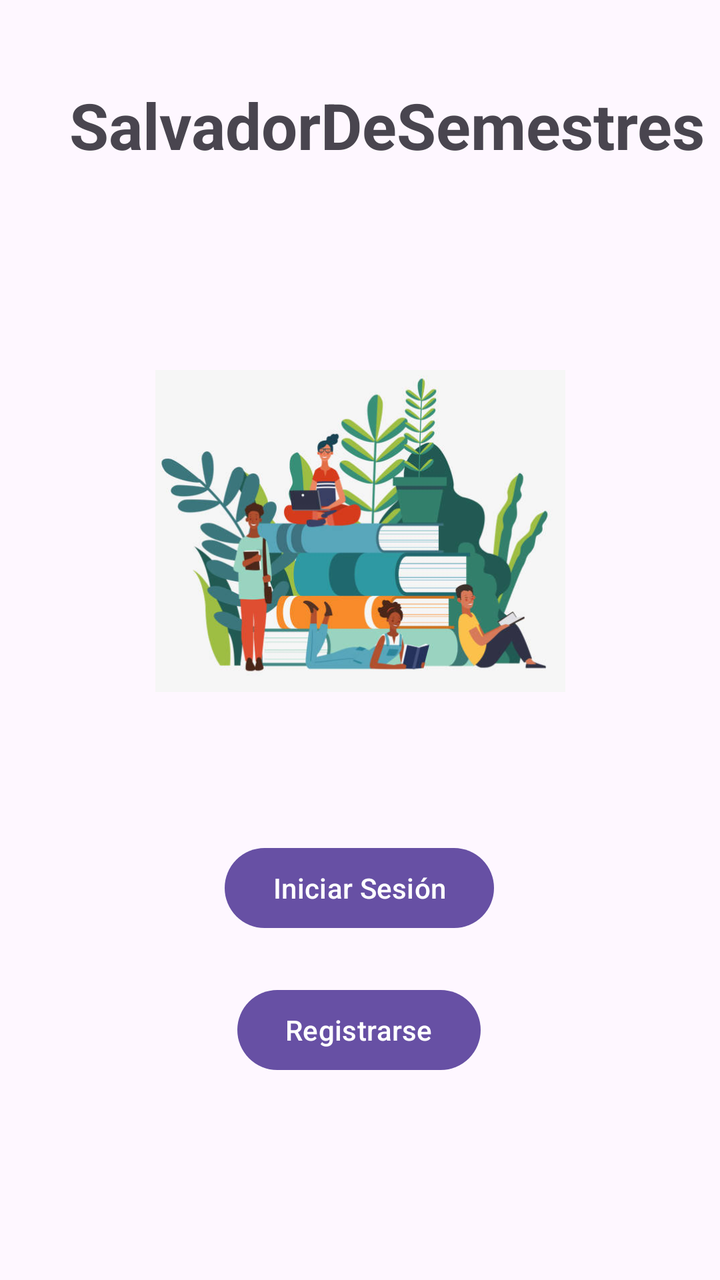
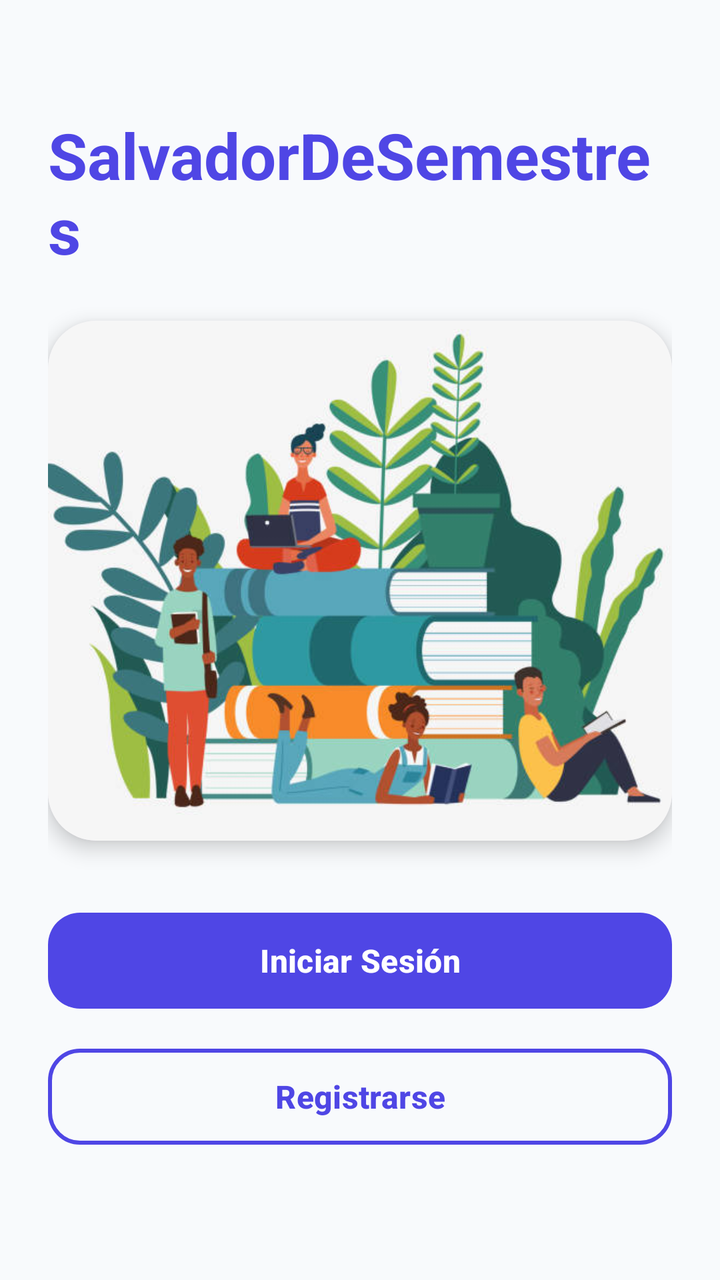

Compare the two renders of this Android layout. The source of the first and the diff that turns it into the second are given below.
<!-- AndroidManifest.xml: application theme Theme.SalvadorDeSemestres -->
<!-- res/layout/activity_main.xml -->
<?xml version="1.0" encoding="utf-8"?>
<androidx.constraintlayout.widget.ConstraintLayout xmlns:android="http://schemas.android.com/apk/res/android"
    xmlns:app="http://schemas.android.com/apk/res-auto"
    xmlns:tools="http://schemas.android.com/tools"
    android:id="@+id/main"
    android:layout_width="match_parent"
    android:layout_height="match_parent"
    tools:context=".vistas.vistas.MainActivity">

    <TextView
        android:id="@+id/tvTitulo"
        android:layout_width="wrap_content"
        android:layout_height="wrap_content"
        android:layout_marginStart="60dp"
        android:layout_marginTop="41dp"
        android:layout_marginEnd="33dp"
        android:text="SalvadorDeSemestres"
        android:textSize="32sp"
        android:textStyle="bold"
        app:layout_constraintEnd_toEndOf="parent"
        app:layout_constraintStart_toStartOf="parent"
        app:layout_constraintTop_toTopOf="parent" />

    <Button
        android:id="@+id/btnIniciarSesion"
        android:layout_width="wrap_content"
        android:layout_height="wrap_content"
        android:layout_marginStart="138dp"
        android:layout_marginTop="21dp"
        android:layout_marginEnd="139dp"
        android:text="Iniciar Sesión"
        app:layout_constraintEnd_toEndOf="parent"
        app:layout_constraintStart_toStartOf="parent"
        app:layout_constraintTop_toBottomOf="@+id/imageView" />

    <Button
        android:id="@+id/btnRegistrarse"
        android:layout_width="wrap_content"
        android:layout_height="wrap_content"
        android:layout_marginStart="138dp"
        android:layout_marginTop="23dp"
        android:layout_marginEnd="139dp"
        android:text="Registrarse"
        app:layout_constraintEnd_toEndOf="parent"
        app:layout_constraintStart_toStartOf="parent"
        app:layout_constraintTop_toBottomOf="@+id/btnIniciarSesion" />

    <ImageView
        android:id="@+id/imageView"
        android:layout_width="205dp"
        android:layout_height="267dp"
        android:layout_marginStart="103dp"
        android:layout_marginTop="48dp"
        android:layout_marginEnd="103dp"
        app:layout_constraintEnd_toEndOf="parent"
        app:layout_constraintStart_toStartOf="parent"
        app:layout_constraintTop_toBottomOf="@+id/tvTitulo"
        app:srcCompat="@drawable/imagen_de_inicio" />

</androidx.constraintlayout.widget.ConstraintLayout>
<!-- resources referenced by this layout -->
<resources>
  <!-- drawable imagen_de_inicio: jpg bitmap (drawable, 43776 bytes) -->
  <style name="Theme.SalvadorDeSemestres" parent="Base.Theme.SalvadorDeSemestres" />
  <style name="Base.Theme.SalvadorDeSemestres" parent="Theme.Material3.DayNight.NoActionBar">
          
          
      </style>
</resources>

<!-- the commit's change to res/layout/activity_main.xml (unified diff, before → after) -->
@@ -5,56 +5,74 @@
     android:id="@+id/main"
     android:layout_width="match_parent"
     android:layout_height="match_parent"
+    android:background="@color/bg_app"
+    android:padding="24dp"
     tools:context=".vistas.vistas.MainActivity">
 
     <TextView
         android:id="@+id/tvTitulo"
         android:layout_width="wrap_content"
         android:layout_height="wrap_content"
-        android:layout_marginStart="60dp"
-        android:layout_marginTop="41dp"
-        android:layout_marginEnd="33dp"
+        android:layout_marginTop="32dp"
         android:text="SalvadorDeSemestres"
+        android:textColor="@color/primary"
         android:textSize="32sp"
         android:textStyle="bold"
         app:layout_constraintEnd_toEndOf="parent"
         app:layout_constraintStart_toStartOf="parent"
         app:layout_constraintTop_toTopOf="parent" />
 
-    <Button
-        android:id="@+id/btnIniciarSesion"
-        android:layout_width="wrap_content"
-        android:layout_height="wrap_content"
-        android:layout_marginStart="138dp"
-        android:layout_marginTop="21dp"
-        android:layout_marginEnd="139dp"
-        android:text="Iniciar Sesión"
+    <com.google.android.material.card.MaterialCardView
+        android:id="@+id/cardImagen"
+        android:layout_width="match_parent"
+        android:layout_height="260dp"
+        android:layout_marginTop="24dp"
+        app:cardCornerRadius="24dp"
+        app:cardElevation="6dp"
+        app:strokeWidth="0dp"
         app:layout_constraintEnd_toEndOf="parent"
         app:layout_constraintStart_toStartOf="parent"
-        app:layout_constraintTop_toBottomOf="@+id/imageView" />
+        app:layout_constraintTop_toBottomOf="@+id/tvTitulo">
 
-    <Button
+        <ImageView
+            android:id="@+id/imageView"
+            android:layout_width="match_parent"
+            android:layout_height="match_parent"
+            android:scaleType="centerCrop"
+            app:srcCompat="@drawable/imagen_de_inicio" />
+
+    </com.google.android.material.card.MaterialCardView>
+
+    <com.google.android.material.button.MaterialButton
+        android:id="@+id/btnIniciarSesion"
+        android:layout_width="match_parent"
+        android:layout_height="56dp"
+        android:layout_marginTop="32dp"
+        android:text="Iniciar Sesión"
+        android:textSize="16sp"
+        android:textStyle="bold"
+        app:backgroundTint="@color/primary"
+        app:cornerRadius="16dp"
+        app:elevation="4dp"
+        app:layout_constraintEnd_toEndOf="parent"
+        app:layout_constraintStart_toStartOf="parent"
+        app:layout_constraintTop_toBottomOf="@+id/cardImagen" />
+
+    <com.google.android.material.button.MaterialButton
         android:id="@+id/btnRegistrarse"
-        android:layout_width="wrap_content"
-        android:layout_height="wrap_content"
-        android:layout_marginStart="138dp"
-        android:layout_marginTop="23dp"
-        android:layout_marginEnd="139dp"
+        style="?attr/materialButtonOutlinedStyle"
+        android:layout_width="match_parent"
+        android:layout_height="56dp"
+        android:layout_marginTop="12dp"
         android:text="Registrarse"
+        android:textColor="@color/primary"
+        android:textSize="16sp"
+        android:textStyle="bold"
+        app:cornerRadius="16dp"
+        app:strokeColor="@color/primary"
+        app:strokeWidth="2dp"
         app:layout_constraintEnd_toEndOf="parent"
         app:layout_constraintStart_toStartOf="parent"
         app:layout_constraintTop_toBottomOf="@+id/btnIniciarSesion" />
 
-    <ImageView
-        android:id="@+id/imageView"
-        android:layout_width="205dp"
-        android:layout_height="267dp"
-        android:layout_marginStart="103dp"
-        android:layout_marginTop="48dp"
-        android:layout_marginEnd="103dp"
-        app:layout_constraintEnd_toEndOf="parent"
-        app:layout_constraintStart_toStartOf="parent"
-        app:layout_constraintTop_toBottomOf="@+id/tvTitulo"
-        app:srcCompat="@drawable/imagen_de_inicio" />
-
 </androidx.constraintlayout.widget.ConstraintLayout>
<!-- resource entries referenced after the edit -->
@@ -1,5 +1,7 @@
 <!-- resources referenced by this layout -->
 <resources>
+  <color name="bg_app">#F8FAFC</color>
+  <color name="primary">#4F46E5</color>
   <!-- drawable imagen_de_inicio: jpg bitmap (drawable, 43776 bytes) -->
   <style name="Theme.SalvadorDeSemestres" parent="Base.Theme.SalvadorDeSemestres" />
   <style name="Base.Theme.SalvadorDeSemestres" parent="Theme.Material3.DayNight.NoActionBar">
